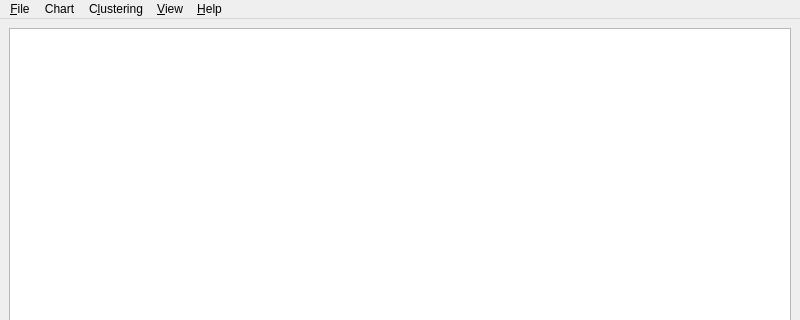
Qt form chemdata/mainwindow.ui (OpenChemistry/mongochem) before a commit; both pictures show x 0 to 800 and y 0 to 320 of the 800 by 600 pixel window.
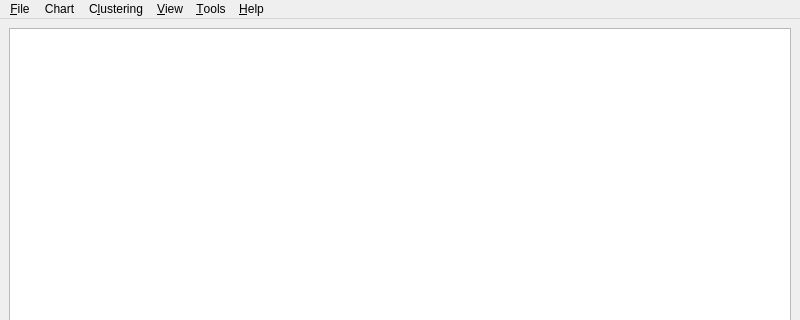
The same form after that commit. Custom widgets are drawn as their Qt base class.

Commit message:
Add support for storing fingerprints in the database
This adds support for storing fingerprints in the database. This
removes the need to recalculate them each time a similarity search
is performed.

Diff of the .ui file:
```diff
--- a/chemdata/mainwindow.ui
+++ b/chemdata/mainwindow.ui
@@ -69,10 +69,17 @@
     <addaction name="actionFingerprintSimilarity"/>
     <addaction name="actionStructureSimilarity"/>
    </widget>
+   <widget class="QMenu" name="menuTools">
+    <property name="title">
+     <string>&amp;Tools</string>
+    </property>
+    <addaction name="actionCalculateFingerprints"/>
+   </widget>
    <addaction name="menu_File"/>
    <addaction name="menuChart"/>
    <addaction name="menuClustering"/>
    <addaction name="menu_View"/>
+   <addaction name="menuTools"/>
    <addaction name="menu_Help"/>
   </widget>
   <widget class="QStatusBar" name="statusbar"/>
```
Left out of the diff: 5 changed lines with no effect on the pictures. The commit also changes 2 other files.
